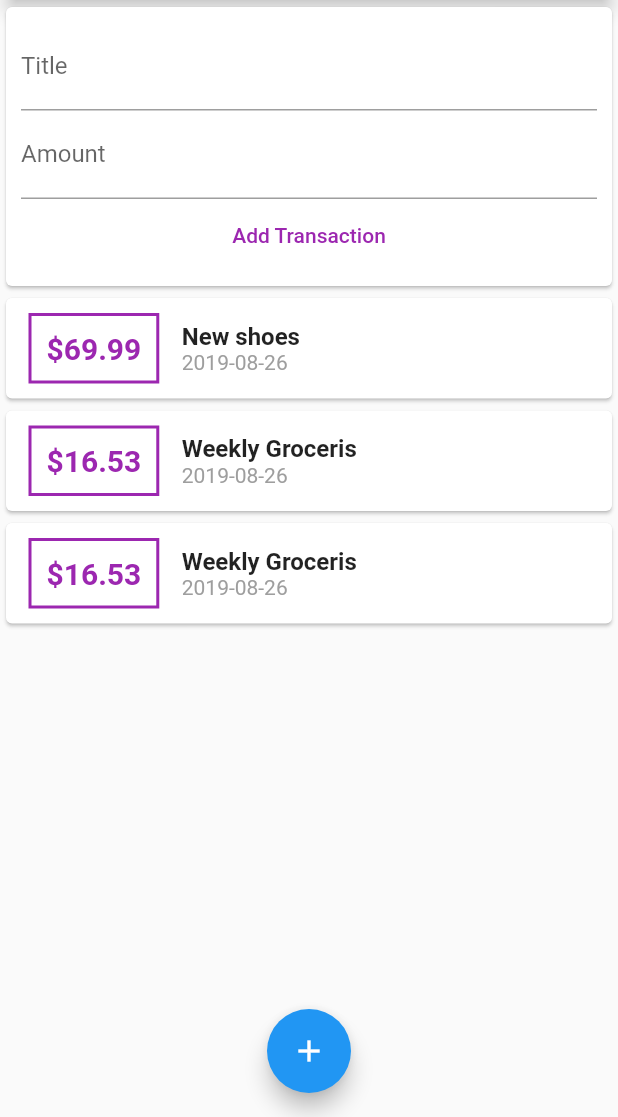
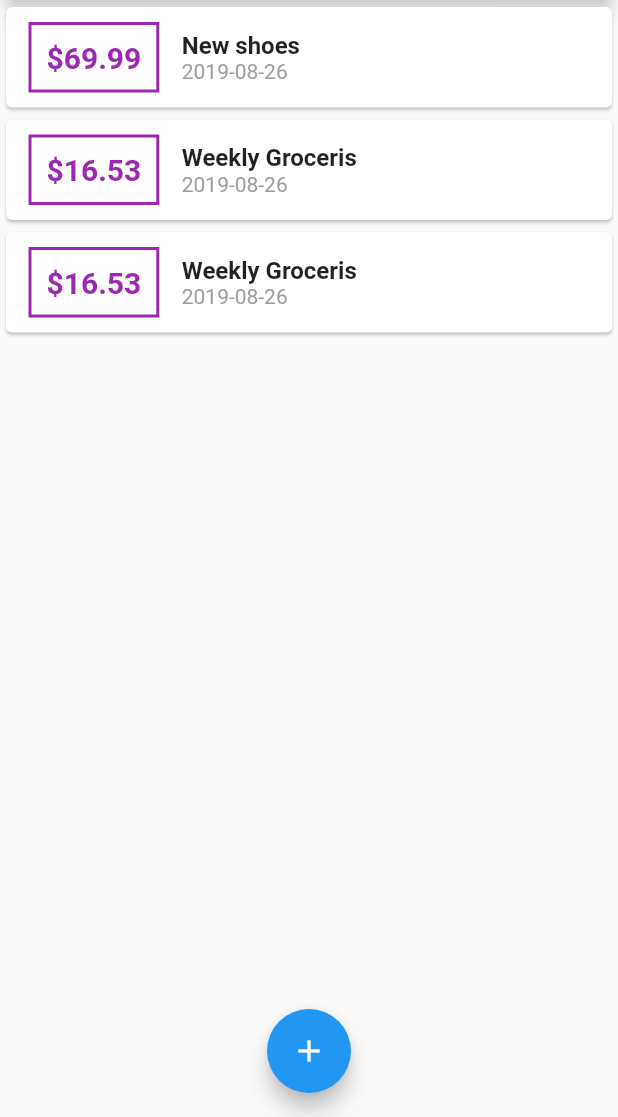
Before and after one commit to jimbocortes/expense_tracker, a Flutter app: the screen it shows after launch, on a phone screen of 412 x 824 dp, the part 119-1236 px from its top. Run offline on Flutter 3.47's test engine with Material 2 defaults, Android fonts, the phone set to English and light mode, and no system bars.

Commit message:
- Add new transaction in the main file

```diff
--- a/lib/main.dart
+++ b/lib/main.dart
@@ -1,5 +1,7 @@
+import 'package:expense_tracker/widgets/new_transaction.dart';
 import 'package:flutter/material.dart';
-import './widgets/user_transactions.dart';
+import './widgets/transaction_list.dart';
+import './models/transaction.dart';
 
 void main() => runApp(MyApp());
 
@@ -16,7 +18,49 @@ class MyApp extends StatelessWidget {
   }
 }
 
-class MyHomePage extends StatelessWidget {
+class MyHomePage extends StatefulWidget {
+  @override
+  _MyHomePageState createState() => _MyHomePageState();
+}
+
+class _MyHomePageState extends State<MyHomePage> {
+  final List<Transaction> _userTransactions = [
+    Transaction(
+        id: 't1', title: 'New shoes', amount: 69.99, date: DateTime.now()),
+    Transaction(
+        id: 't2',
+        title: 'Weekly Groceris',
+        amount: 16.53,
+        date: DateTime.now()),
+    Transaction(
+        id: 't2',
+        title: 'Weekly Groceris',
+        amount: 16.53,
+        date: DateTime.now()),
+  ];
+
+  void _addNewTransaction(String txTitle, double txAmount) {
+    final newTx = Transaction(
+      title: txTitle,
+      amount: txAmount,
+      date: DateTime.now(),
+      id: DateTime.now().toString(),
+    );
+
+    setState(() {
+      _userTransactions.add(newTx);
+    });
+  }
+
+  void _startAddNewTransaction(BuildContext ctx) {
+    showModalBottomSheet(
+      context: ctx,
+      builder: (_) {
+        return NewTransaction(_addNewTransaction);
+      },
+    );
+  }
+
   @override
   Widget build(BuildContext context) {
     return Scaffold(
@@ -25,7 +69,9 @@ class MyHomePage extends StatelessWidget {
         actions: <Widget>[
           IconButton(
             icon: Icon(Icons.add),
-            onPressed: () {},
+            onPressed: () {
+              _startAddNewTransaction(context);
+            },
           )
         ],
       ),
@@ -42,13 +88,15 @@ class MyHomePage extends StatelessWidget {
                   elevation: 5,
                 ),
               ),
-              UserTransactions(),
+              TransactionList(_userTransactions),
             ]),
       ),
       floatingActionButtonLocation: FloatingActionButtonLocation.centerFloat,
       floatingActionButton: FloatingActionButton(
         child: Icon(Icons.add),
-        onPressed: () {},
+        onPressed: () {
+          _startAddNewTransaction(context);
+        },
       ),
     );
   }
--- a/lib/widgets/user_transactions.dart
+++ /dev/null
@@ -1,49 +0,0 @@
-import 'package:flutter/material.dart';
-import './transaction_list.dart';
-import './new_transaction.dart';
-import '../models/transaction.dart';
-
-class UserTransactions extends StatefulWidget {
-  @override
-  _UserTransactionsState createState() => _UserTransactionsState();
-}
-
-class _UserTransactionsState extends State<UserTransactions> {
-  final List<Transaction> _userTransactions = [
-    Transaction(
-        id: 't1', title: 'New shoes', amount: 69.99, date: DateTime.now()),
-    Transaction(
-        id: 't2',
-        title: 'Weekly Groceris',
-        amount: 16.53,
-        date: DateTime.now()),
-    Transaction(
-        id: 't2',
-        title: 'Weekly Groceris',
-        amount: 16.53,
-        date: DateTime.now()),
-  ];
-
-  void _addNewTransaction(String txTitle, double txAmount) {
-    final newTx = Transaction(
-      title: txTitle,
-      amount: txAmount,
-      date: DateTime.now(),
-      id: DateTime.now().toString(),
-    );
-
-    setState(() {
-      _userTransactions.add(newTx);
-    });
-  }
-
-  @override
-  Widget build(BuildContext context) {
-    return Column(
-      children: <Widget>[
-        NewTransaction(_addNewTransaction),
-        TransactionList(_userTransactions),
-      ],
-    );
-  }
-}
```
